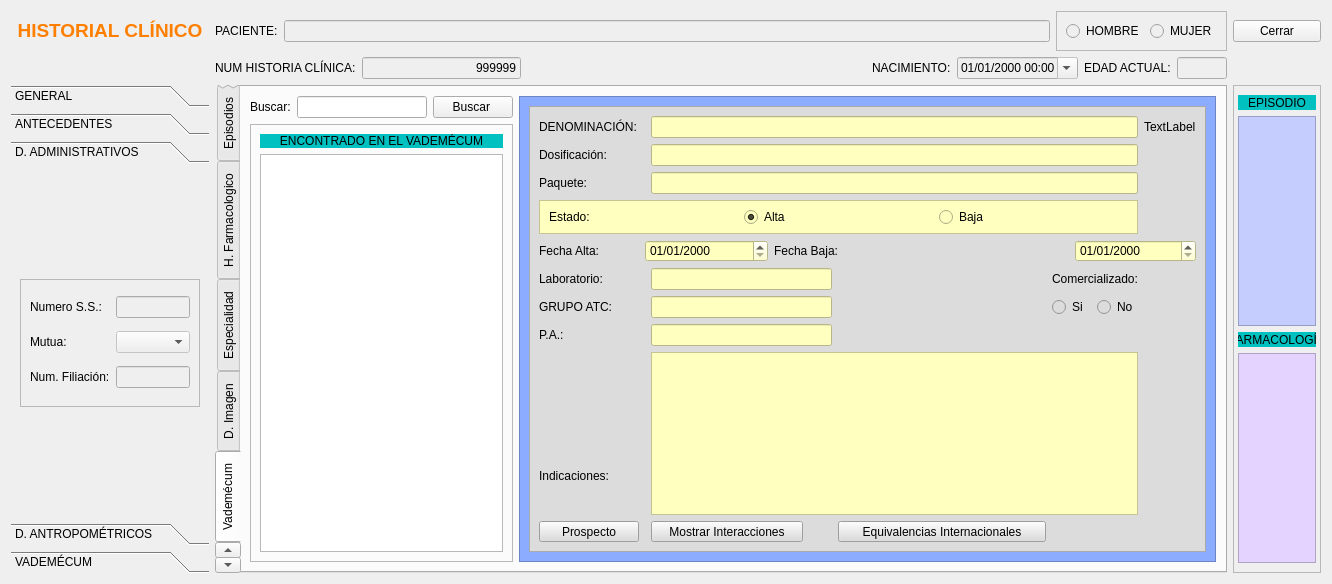
Old version of the form frmfichapaciente.ui in the repository arcnexus/RedFoX.
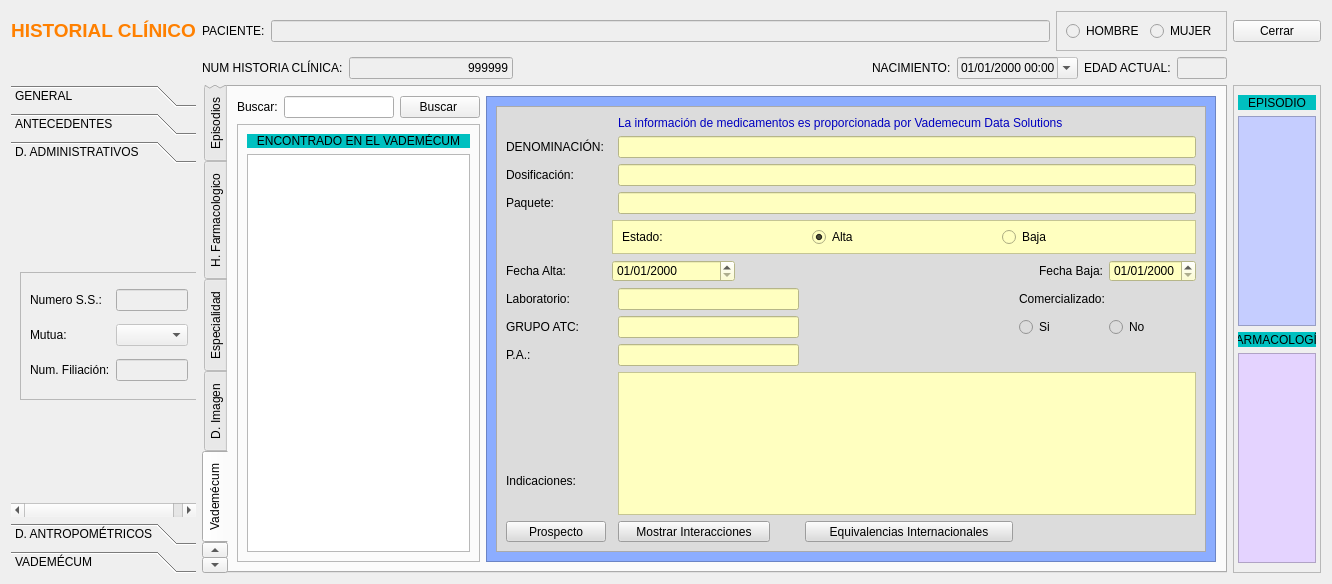
New version of the form. The open tabs and pages were chosen to show the change. Icons and pictures are not drawn.

Commit message: Busqueda medicamentos (ficha paciente)

What changed in the file:
```diff
--- a/frmfichapaciente.ui
+++ b/frmfichapaciente.ui
@@ -13,6 +13,12 @@
     <height>584</height>
    </rect>
   </property>
+  <property name="maximumSize">
+   <size>
+    <width>2472</width>
+    <height>16777215</height>
+   </size>
+  </property>
   <property name="windowTitle">
    <string>Historia clínica</string>
   </property>
@@ -627,8 +633,8 @@
        <rect>
         <x>0</x>
         <y>0</y>
-        <width>204</width>
-        <height>177</height>
+        <width>179</width>
+        <height>160</height>
        </rect>
       </property>
       <attribute name="label">
@@ -3209,21 +3215,58 @@
              <enum>QFrame::Raised</enum>
             </property>
             <layout class="QGridLayout" name="gridLayout_32">
-             <item row="4" column="4" colspan="3">
-              <widget class="QLabel" name="label_63">
+             <item row="8" column="0">
+              <widget class="QLabel" name="label_58">
                <property name="text">
-                <string>Fecha Baja:</string>
+                <string>P.A.:</string>
                </property>
               </widget>
              </item>
-             <item row="9" column="0" colspan="2">
+             <item row="0" column="2" colspan="7">
+              <widget class="QLabel" name="label_93">
+               <property name="styleSheet">
+                <string notr="true">color: rgb(0, 0, 192);</string>
+               </property>
+               <property name="text">
+                <string>La información de medicamentos es proporcionada por Vademecum Data Solutions</string>
+               </property>
+              </widget>
+             </item>
+             <item row="7" column="6" colspan="2">
+              <widget class="QRadioButton" name="radioButton_18">
+               <property name="text">
+                <string>Si</string>
+               </property>
+              </widget>
+             </item>
+             <item row="6" column="0" colspan="2">
+              <widget class="QLabel" name="label_59">
+               <property name="text">
+                <string>Laboratorio:</string>
+               </property>
+              </widget>
+             </item>
+             <item row="11" column="5">
+              <widget class="QToolButton" name="toolButton_30">
+               <property name="minimumSize">
+                <size>
+                 <width>208</width>
+                 <height>0</height>
+                </size>
+               </property>
+               <property name="text">
+                <string>Equivalencias Internacionales</string>
+               </property>
+              </widget>
+             </item>
+             <item row="10" column="0" colspan="2">
               <widget class="QLabel" name="label_61">
                <property name="text">
                 <string>Indicaciones:</string>
                </property>
               </widget>
              </item>
-             <item row="1" column="2" colspan="7">
+             <item row="2" column="2" colspan="7">
               <widget class="QLineEdit" name="lineEdit_18">
                <property name="enabled">
                 <bool>false</bool>
@@ -3234,21 +3277,14 @@
                </property>
               </widget>
              </item>
-             <item row="6" column="6" colspan="2">
-              <widget class="QRadioButton" name="radioButton_18">
-               <property name="text">
-                <string>Si</string>
-               </property>
-              </widget>
-             </item>
-             <item row="5" column="6" colspan="3">
+             <item row="6" column="6" colspan="3">
               <widget class="QLabel" name="label_60">
                <property name="text">
                 <string>Comercializado:</string>
                </property>
               </widget>
              </item>
-             <item row="5" column="2" colspan="3">
+             <item row="6" column="2" colspan="3">
               <widget class="QLineEdit" name="lineEdit_20">
                <property name="minimumSize">
                 <size>
@@ -3262,7 +3298,7 @@
                </property>
               </widget>
              </item>
-             <item row="4" column="1" colspan="3">
+             <item row="5" column="1" colspan="3">
               <widget class="QDateEdit" name="dateEdit_6">
                <property name="enabled">
                 <bool>false</bool>
@@ -3276,14 +3312,7 @@
                </property>
               </widget>
              </item>
-             <item row="5" column="0" colspan="2">
-              <widget class="QLabel" name="label_59">
-               <property name="text">
-                <string>Laboratorio:</string>
-               </property>
-              </widget>
-             </item>
-             <item row="10" column="2" colspan="3">
+             <item row="11" column="2" colspan="3">
               <widget class="QToolButton" name="toolButton_29">
                <property name="minimumSize">
                 <size>
@@ -3296,81 +3325,21 @@
                </property>
               </widget>
              </item>
-             <item row="0" column="0" colspan="2">
+             <item row="1" column="0" colspan="2">
               <widget class="QLabel" name="label_53">
                <property name="text">
                 <string>DENOMINACIÓN:</string>
                </property>
               </widget>
              </item>
-             <item row="3" column="0" colspan="9">
-              <widget class="QFrame" name="frame_21">
-               <property name="maximumSize">
-                <size>
-                 <width>16777215</width>
-                 <height>34</height>
-                </size>
-               </property>
-               <property name="styleSheet">
-                <string notr="true">background-color: rgb(255, 255, 192);
-color: rgb(0, 0, 0);</string>
-               </property>
-               <property name="frameShape">
-                <enum>QFrame::StyledPanel</enum>
-               </property>
-               <property name="frameShadow">
-                <enum>QFrame::Raised</enum>
-               </property>
-               <layout class="QHBoxLayout" name="horizontalLayout_13">
-                <item>
-                 <widget class="QLabel" name="label_56">
-                  <property name="text">
-                   <string>Estado:</string>
-                  </property>
-                 </widget>
-                </item>
-                <item>
-                 <widget class="QRadioButton" name="radioButton_16">
-                  <property name="enabled">
-                   <bool>false</bool>
-                  </property>
-                  <property name="styleSheet">
-                   <string notr="true">background-color: rgb(255, 255, 192);
-color: rgb(0, 0, 0);</string>
-                  </property>
-                  <property name="text">
-                   <string>Alta</string>
-                  </property>
-                  <property name="checked">
-                   <bool>true</bool>
-                  </property>
-                 </widget>
-                </item>
-                <item>
-                 <widget class="QRadioButton" name="radioButton_17">
-                  <property name="enabled">
-                   <bool>false</bool>
-                  </property>
-                  <property name="styleSheet">
-                   <string notr="true">background-color: rgb(255, 255, 192);
-color: rgb(0, 0, 0);</string>
-                  </property>
-                  <property name="text">
-                   <string>Baja</string>
-                  </property>
-                 </widget>
-                </item>
-               </layout>
-              </widget>
-             </item>
-             <item row="6" column="8">
+             <item row="7" column="8">
               <widget class="QRadioButton" name="radioButton_19">
                <property name="text">
                 <string>No</string>
                </property>
               </widget>
              </item>
-             <item row="2" column="2" colspan="7">
+             <item row="3" column="2" colspan="7">
               <widget class="QLineEdit" name="lineEdit_19">
                <property name="enabled">
                 <bool>false</bool>
@@ -3381,34 +3350,14 @@
                </property>
               </widget>
              </item>
-             <item row="10" column="5">
-              <widget class="QToolButton" name="toolButton_30">
-               <property name="minimumSize">
-                <size>
-                 <width>208</width>
-                 <height>0</height>
-                </size>
-               </property>
-               <property name="text">
-                <string>Equivalencias Internacionales</string>
-               </property>
-              </widget>
-             </item>
-             <item row="7" column="0">
-              <widget class="QLabel" name="label_58">
-               <property name="text">
-                <string>P.A.:</string>
-               </property>
-              </widget>
-             </item>
-             <item row="2" column="0">
+             <item row="3" column="0">
               <widget class="QLabel" name="label_55">
                <property name="text">
                 <string>Paquete:</string>
                </property>
               </widget>
              </item>
-             <item row="7" column="2" colspan="3">
+             <item row="8" column="2" colspan="3">
               <widget class="QLineEdit" name="lineEdit_22">
                <property name="minimumSize">
                 <size>
@@ -3422,7 +3371,7 @@
                </property>
               </widget>
              </item>
-             <item row="10" column="0">
+             <item row="11" column="0">
               <widget class="QToolButton" name="toolButton_28">
                <property name="minimumSize">
                 <size>
@@ -3435,14 +3384,14 @@
                </property>
               </widget>
              </item>
-             <item row="1" column="0" colspan="2">
+             <item row="2" column="0" colspan="2">
               <widget class="QLabel" name="label_54">
                <property name="text">
                 <string>Dosificación:</string>
                </property>
               </widget>
              </item>
-             <item row="0" column="2" colspan="7">
+             <item row="1" column="2" colspan="7">
               <widget class="QLineEdit" name="lineEdit_17">
                <property name="enabled">
                 <bool>false</bool>
@@ -3453,14 +3402,14 @@
                </property>
               </widget>
              </item>
-             <item row="4" column="0">
+             <item row="5" column="0">
               <widget class="QLabel" name="label_62">
                <property name="text">
                 <string>Fecha Alta:</string>
                </property>
               </widget>
              </item>
-             <item row="6" column="2" colspan="3">
+             <item row="7" column="2" colspan="3">
               <widget class="QLineEdit" name="lineEdit_21">
                <property name="minimumSize">
                 <size>
@@ -3474,7 +3423,7 @@
                </property>
               </widget>
              </item>
-             <item row="8" column="2" rowspan="2" colspan="7">
+             <item row="9" column="2" rowspan="2" colspan="7">
               <widget class="QTextBrowser" name="textBrowser">
                <property name="styleSheet">
                 <string notr="true">background-color: rgb(255, 255, 192);
@@ -3482,14 +3431,14 @@
                </property>
               </widget>
              </item>
-             <item row="6" column="0" colspan="2">
+             <item row="7" column="0" colspan="2">
               <widget class="QLabel" name="label_57">
                <property name="text">
                 <string>GRUPO ATC:</string>
                </property>
               </widget>
              </item>
-             <item row="4" column="7" colspan="3">
+             <item row="5" column="8">
               <widget class="QDateEdit" name="dateEdit_7">
                <property name="enabled">
                 <bool>false</bool>
@@ -3503,10 +3452,89 @@
                </property>
               </widget>
              </item>
-             <item row="0" column="9">
+             <item row="5" column="7">
+              <widget class="QLabel" name="label_63">
+               <property name="text">
+                <string>Fecha Baja:</string>
+               </property>
+              </widget>
+             </item>
+             <item row="4" column="1" colspan="8">
+              <widget class="QFrame" name="frame_21">
+               <property name="maximumSize">
+                <size>
+                 <width>16777215</width>
+                 <height>34</height>
+                </size>
+               </property>
+               <property name="styleSheet">
+                <string notr="true">background-color: rgb(255, 255, 192);
+color: rgb(0, 0, 0);</string>
+               </property>
+               <property name="frameShape">
+                <enum>QFrame::StyledPanel</enum>
+               </property>
+               <property name="frameShadow">
+                <enum>QFrame::Raised</enum>
+               </property>
+               <layout class="QHBoxLayout" name="horizontalLayout_13">
+                <item>
+                 <widget class="QLabel" name="label_56">
+                  <property name="text">
+                   <string>Estado:</string>
+                  </property>
+                 </widget>
+                </item>
+                <item>
+                 <widget class="QRadioButton" name="radioButton_16">
+                  <property name="enabled">
+                   <bool>false</bool>
+                  </property>
+                  <property name="styleSheet">
+                   <string notr="true">background-color: rgb(255, 255, 192);
+color: rgb(0, 0, 0);</string>
+                  </property>
+                  <property name="text">
+                   <string>Alta</string>
+                  </property>
+                  <property name="checked">
+                   <bool>true</bool>
+                  </property>
+                 </widget>
+                </item>
+                <item>
+                 <widget class="QRadioButton" name="radioButton_17">
+                  <property name="enabled">
+                   <bool>false</bool>
+                  </property>
+                  <property name="styleSheet">
+                   <string notr="true">background-color: rgb(255, 255, 192);
+color: rgb(0, 0, 0);</string>
+                  </property>
+                  <property name="text">
+                   <string>Baja</string>
+                  </property>
+                 </widget>
+                </item>
+               </layout>
+              </widget>
+             </item>
+             <item row="8" column="8">
               <widget class="QLabel" name="label_85">
+               <property name="maximumSize">
+                <size>
+                 <width>162</width>
+                 <height>50</height>
+                </size>
+               </property>
                <property name="text">
-                <string>TextLabel</string>
+                <string/>
+               </property>
+               <property name="pixmap">
+                <pixmap resource="terra.qrc">:/Icons/jpg/Vademecum DataSolutions.jpg</pixmap>
+               </property>
+               <property name="scaledContents">
+                <bool>true</bool>
                </property>
               </widget>
              </item>
```
Left out of the diff: 27 changed lines with no effect on the pictures. The commit also changes 6 other files.
